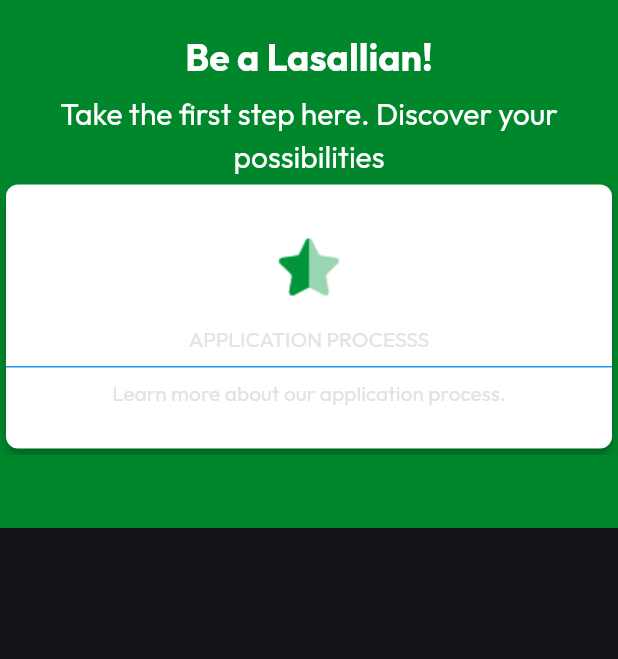
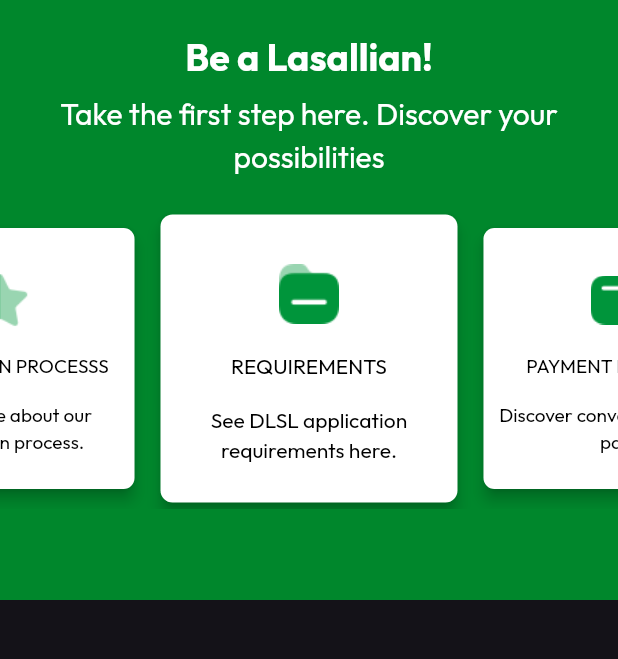
Before and after one commit to creekygreen/dlsl_info_app, a Flutter app: the screen it shows after launch, on a phone screen of 412 x 824 dp, the part 84-743 px from its top. Run offline on Flutter 3.47's test engine with Material 3 defaults, Android fonts, the phone set to English and light mode, and no system bars; drawn by our look-alikes of carousel_slider; our stand-ins replace google_fonts.

```diff
--- a/lib/pages/home.dart
+++ b/lib/pages/home.dart
@@ -13,12 +13,14 @@ class HomePage extends StatelessWidget {
 
         child: SingleChildScrollView(
 
+          // Portion 1 of Homepage. Consists of the heading an the Carousel Slider
           child: Column(
             mainAxisSize: MainAxisSize.max,
             children: [
+
               Container(
                 width: MediaQuery.sizeOf(context).width,
-                height: 352,
+                height: 400,
                 decoration: const BoxDecoration(
                   color: Color(0xFF00872C)
                 ),
@@ -26,6 +28,8 @@ class HomePage extends StatelessWidget {
                 child: Column(
                   mainAxisSize: MainAxisSize.max,
                   children: [
+
+                    // Home page intro header
                     const Padding(
                       padding: EdgeInsetsDirectional.fromSTEB(0, 20, 0, 5),
                       child: Text(
@@ -39,7 +43,9 @@ class HomePage extends StatelessWidget {
                       )
                     ),
 
-                    const Text(
+                    // Homepage intro subheader
+                    const Padding(padding: EdgeInsetsDirectional.fromSTEB(0, 0, 0, 20),
+                      child: Text(
                         'Take the first step here. Discover your possibilities',
                         textAlign: TextAlign.center,
                         style: TextStyle(
@@ -48,18 +54,27 @@ class HomePage extends StatelessWidget {
                           letterSpacing: 0,
                         )
                       ),
+                    ),
 
+                    // Sizedbox containing the Carousel Slider
                     SizedBox(
                       width: double.infinity,
-                      height: 184,
+                      height: 200,
                       child: CarouselSlider(
-                        options: CarouselOptions(viewportFraction: 1),
+                        options: CarouselOptions(
+                          initialPage: 1,
+                          viewportFraction: 0.5,
+                          disableCenter: true,
+                          enlargeCenterPage: true,
+                          enlargeFactor: 0.25,
+                          enableInfiniteScroll: true,
+                          scrollDirection: Axis.horizontal,
+                          autoPlay: false,
+                          // onPageChanged: (index, _) =>
+                          ),
+
                         items: [
                           InkWell(
-                            splashColor: Colors.transparent,
-                            focusColor: Colors.transparent,
-                            hoverColor: Colors.transparent,
-                            highlightColor: Colors.transparent,
                             onTap: () async {
                               //context.pushNamed('Courses');
                             },
@@ -72,10 +87,6 @@ class HomePage extends StatelessWidget {
                           ),
 
                           InkWell(
-                            splashColor: Colors.transparent,
-                            focusColor: Colors.transparent,
-                            hoverColor: Colors.transparent,
-                            highlightColor: Colors.transparent,
                             onTap: () async {
                               // Navigator.of(context).pushNamed('Courses');
                             },
@@ -88,48 +99,26 @@ class HomePage extends StatelessWidget {
                           ),
 
                           InkWell(
-                            splashColor: Colors.transparent,
-                            focusColor: Colors.transparent,
-                            hoverColor: Colors.transparent,
-                            highlightColor: Colors.transparent,
                             onTap: () async {
-                              Navigator.of(context).pushNamed('Paymentfaci');
+                              //Navigator.of(context).pushNamed('Paymentfaci');
                             },
 
                             child: carouselCard(
                               'lib/assets/images/pay.png',
                               'PAYMENT FACILITIES',
-                              'Discover conventient ways to pay.'
+                              'Discover convenient ways to pay.'
                             )
                           ),
+                        ],
 
-                          InkWell(
-                            splashColor: Colors.transparent,
-                            focusColor: Colors.transparent,
-                            hoverColor: Colors.transparent,
-                            highlightColor: Colors.transparent,
-                            onTap: () async {
-                              Navigator.of(context).pushNamed('Courses');
-                            },
-
-                             child: carouselCard(
-                              'lib/assets/images/pay.png',
-                              'OUR PROGRAMS',
-                              'Ignite your passion through our program offerings'
                       )
-                          ),
-
+                    )
                   ],
                 )
-
               )
 
             ],
           )
-              )
-            ],
-          )
-
 
         )
       )
@@ -164,12 +153,13 @@ class HomePage extends StatelessWidget {
           Text(
             title,
             style: const TextStyle(
+              color: Colors.black,
               letterSpacing: 0,
             )
           ),
 
           const Divider(
-            color: Colors.blue,
+            color: Colors.transparent,
             thickness: 1,
           ),
 
@@ -177,6 +167,7 @@ class HomePage extends StatelessWidget {
             subtitle,
             textAlign: TextAlign.center,
             style: const TextStyle(
+              color: Colors.black,
               letterSpacing: 0,
             )
           )
```
Lines whose indentation alone changed are shown as unchanged.
